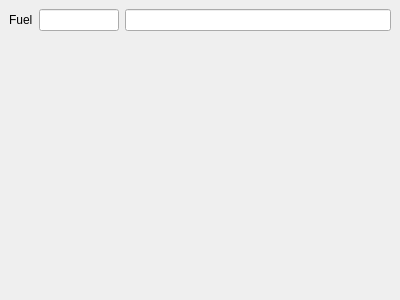
First picture: the form in filteralltickets2.ui, repository End1-1/FlashCards, before the edit.
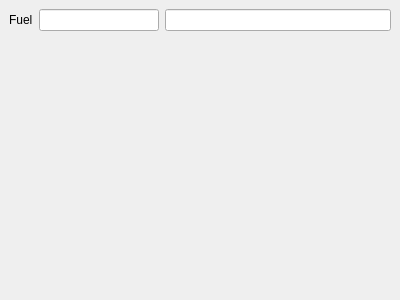
Second picture: the form after the edit. Custom widgets are drawn as their Qt base class.

Patch:
```diff
--- a/filteralltickets2.ui
+++ b/filteralltickets2.ui
@@ -53,13 +53,13 @@
        <widget class="C5LineEdit" name="leFuel">
         <property name="minimumSize">
          <size>
-          <width>80</width>
+          <width>120</width>
           <height>0</height>
          </size>
         </property>
         <property name="maximumSize">
          <size>
-          <width>80</width>
+          <width>120</width>
           <height>16777215</height>
          </size>
         </property>
```
Left out of the diff: 4 changed lines with no effect on the pictures.
